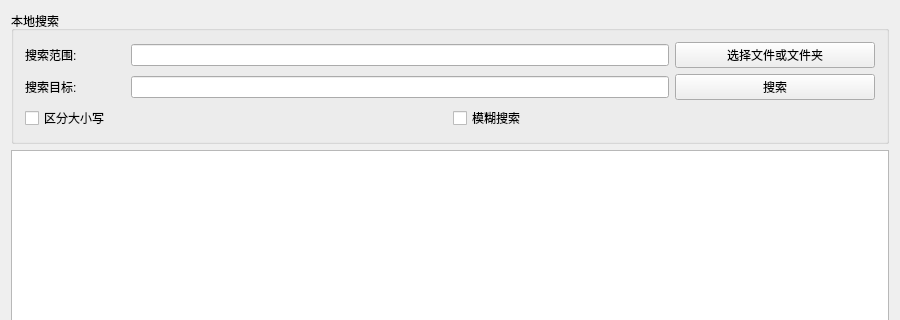
Qt form SimpleDesktopTool/mainwindow.ui (toiime/MyTools) before a commit; both pictures show x 0 to 900 and y 0 to 320 of the 900 by 500 pixel window.
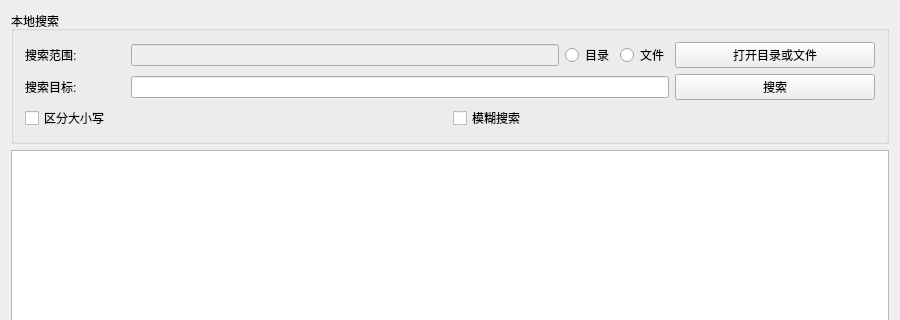
The same form after that commit.

Commit message: 提交 打开文件功能

Diff of the .ui file:
```diff
--- a/SimpleDesktopTool/mainwindow.ui
+++ b/SimpleDesktopTool/mainwindow.ui
@@ -58,10 +58,28 @@
           </widget>
          </item>
          <item>
-          <widget class="QLineEdit" name="lineEdit_2"/>
+          <widget class="QLineEdit" name="lineEdit_2">
+           <property name="enabled">
+            <bool>false</bool>
+           </property>
+          </widget>
          </item>
          <item>
-          <widget class="QPushButton" name="pushButton">
+          <widget class="QRadioButton" name="radioButton_chooseDirectory">
+           <property name="text">
+            <string>目录</string>
+           </property>
+          </widget>
+         </item>
+         <item>
+          <widget class="QRadioButton" name="radioButton_chooseFile">
+           <property name="text">
+            <string>文件</string>
+           </property>
+          </widget>
+         </item>
+         <item>
+          <widget class="QPushButton" name="pushButton_chooseDirectory">
            <property name="sizePolicy">
             <sizepolicy hsizetype="Fixed" vsizetype="Fixed">
              <horstretch>0</horstretch>
@@ -81,7 +99,7 @@
             </size>
            </property>
            <property name="text">
-            <string>选择文件或文件夹</string>
+            <string>打开目录或文件</string>
            </property>
           </widget>
          </item>
```
The commit also changes 6 other files.
